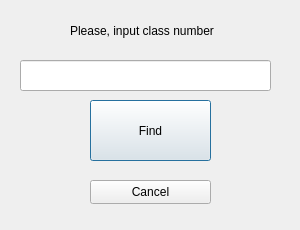
Before: the Qt Designer form QTcreator/Diary/check_class.ui in albaSANDROS/DIPLOMA-PROJECT.-Multi-user-client-server-application-e-journal, drawn with Qt 5.
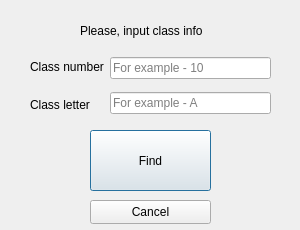
After: the same form once the commit is applied.

Commit message: Info about teacher

Patch:
```diff
--- a/QTcreator/Diary/check_class.ui
+++ b/QTcreator/Diary/check_class.ui
@@ -17,7 +17,7 @@
    <property name="geometry">
     <rect>
      <x>90</x>
-     <y>100</y>
+     <y>130</y>
      <width>121</width>
      <height>61</height>
     </rect>
@@ -30,7 +30,7 @@
    <property name="geometry">
     <rect>
      <x>90</x>
-     <y>180</y>
+     <y>200</y>
      <width>121</width>
      <height>24</height>
     </rect>
@@ -42,25 +42,66 @@
   <widget class="QLabel" name="label">
    <property name="geometry">
     <rect>
-     <x>70</x>
+     <x>80</x>
      <y>10</y>
-     <width>161</width>
+     <width>131</width>
      <height>41</height>
     </rect>
    </property>
    <property name="text">
-    <string>Please, input class number</string>
+    <string>Please, input class info</string>
    </property>
   </widget>
-  <widget class="QLineEdit" name="lineEdit">
+  <widget class="QWidget" name="">
    <property name="geometry">
     <rect>
-     <x>20</x>
-     <y>60</y>
-     <width>251</width>
-     <height>31</height>
+     <x>30</x>
+     <y>50</y>
+     <width>241</width>
+     <height>71</height>
     </rect>
    </property>
+   <layout class="QHBoxLayout" name="horizontalLayout">
+    <item>
+     <layout class="QVBoxLayout" name="verticalLayout_2">
+      <item>
+       <widget class="QLabel" name="label_2">
+        <property name="text">
+         <string>Class number</string>
+        </property>
+       </widget>
+      </item>
+      <item>
+       <widget class="QLabel" name="label_3">
+        <property name="text">
+         <string>Class letter</string>
+        </property>
+       </widget>
+      </item>
+     </layout>
+    </item>
+    <item>
+     <layout class="QVBoxLayout" name="verticalLayout">
+      <item>
+       <widget class="QLineEdit" name="class_num_label">
+        <property name="placeholderText">
+         <string>For example - 10</string>
+        </property>
+       </widget>
+      </item>
+      <item>
+       <widget class="QLineEdit" name="class_letter_label">
+        <property name="text">
+         <string/>
+        </property>
+        <property name="placeholderText">
+         <string>For example - A</string>
+        </property>
+       </widget>
+      </item>
+     </layout>
+    </item>
+   </layout>
   </widget>
  </widget>
  <resources/>
```
The commit also changes 14 other files.
